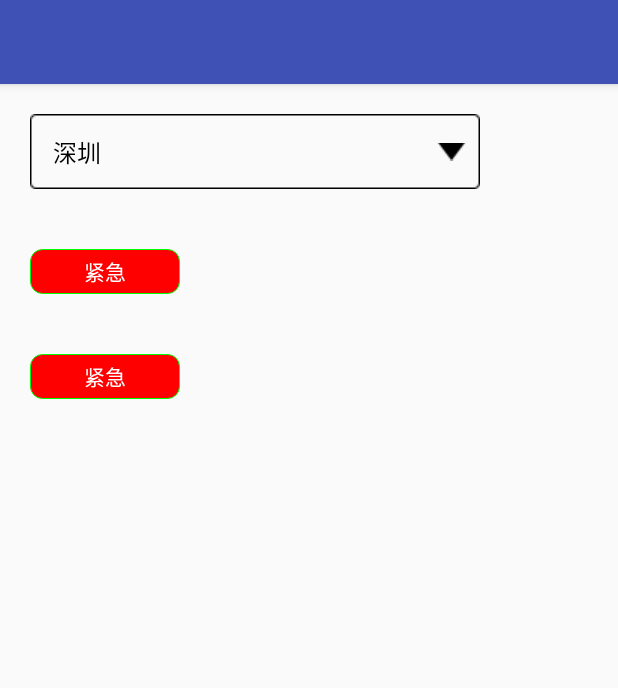
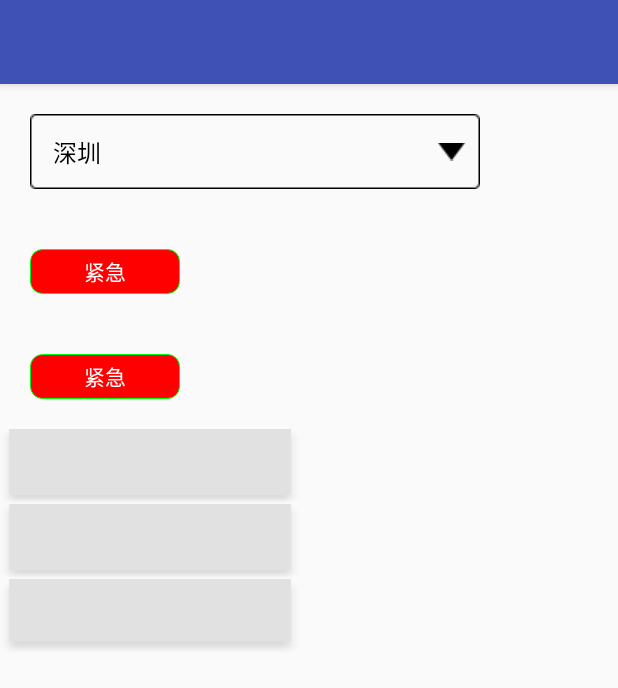
Before and after one commit to xiehua90/Compoent, an Android app: the fragment SpinnerFragment shown on its own in the app's theme, on a phone screen of 412 x 824 dp. Shown: the top 688 px of the screen. Run offline under Robolectric (Android 15) with nearby library versions, the phone set to English and light mode, and no system bars.

Commit message:
company commit

```diff
--- a/kotlin/src/main/java/com/example/xh/kotlin/MainActivity.kt
+++ b/kotlin/src/main/java/com/example/xh/kotlin/MainActivity.kt
@@ -6,6 +6,7 @@ import android.view.MenuItem
 import android.view.View
 import com.example.xh.kotlin.R
 import androidx.appcompat.app.AppCompatActivity
+import androidx.lifecycle.Transformations
 import com.example.xh.kotlin.adapter.MainAdapter
 import kotlinx.android.synthetic.main.activity_main.*
 
@@ -27,6 +28,7 @@ class MainActivity : AppCompatActivity() {
             }
         }
         adapter.submitList(list)
+
     }
 
     override fun onCreateOptionsMenu(menu: Menu): Boolean {
--- a/kotlin/src/main/res/layout/spinnner.xml
+++ b/kotlin/src/main/res/layout/spinnner.xml
@@ -16,16 +16,34 @@
         android:id="@+id/textView1"
         android:layout_width="100dp"
         android:layout_height="30dp"
+        android:layout_margin="20dp"
         android:gravity="center"
-        android:layout_margin="20dp"
-        android:text="紧急"/>
+        android:text="紧急" />
 
     <TextView
         android:id="@+id/textView2"
         android:layout_width="100dp"
         android:layout_height="30dp"
+        android:layout_margin="20dp"
         android:gravity="center"
-        android:layout_margin="20dp"
-        android:text="紧急"/>
+        android:text="紧急" />
+
+    <TextView
+        android:id="@+id/tV1"
+        android:layout_width="200dp"
+        android:layout_height="50dp"
+        android:background="@drawable/bg_excel_title1" />
+
+    <TextView
+        android:id="@+id/tV2"
+        android:layout_width="200dp"
+        android:layout_height="50dp"
+        android:background="@drawable/bg_excel_title2" />
+
+    <TextView
+        android:id="@+id/tV3"
+        android:layout_width="200dp"
+        android:layout_height="50dp"
+        android:background="@drawable/bg_excel_title3" />
 
 </LinearLayout>
```
Also changed, not shown: java/src/main/java/com/example/xh/java/MainTest.java (+26 -3 lines), kotlin/src/main/res/drawable/bg_excel_title1.9.png (added), kotlin/src/main/res/drawable/bg_excel_title2.9.png (added), kotlin/src/main/res/drawable/bg_excel_title3.9.png (added), 13 other files.
